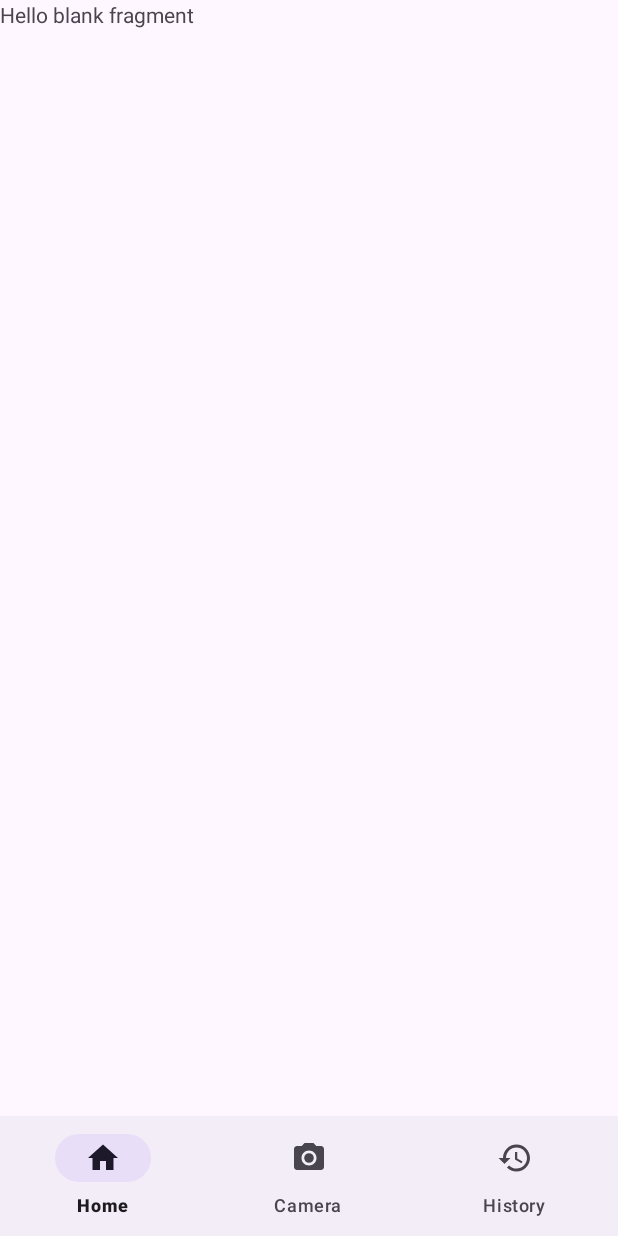
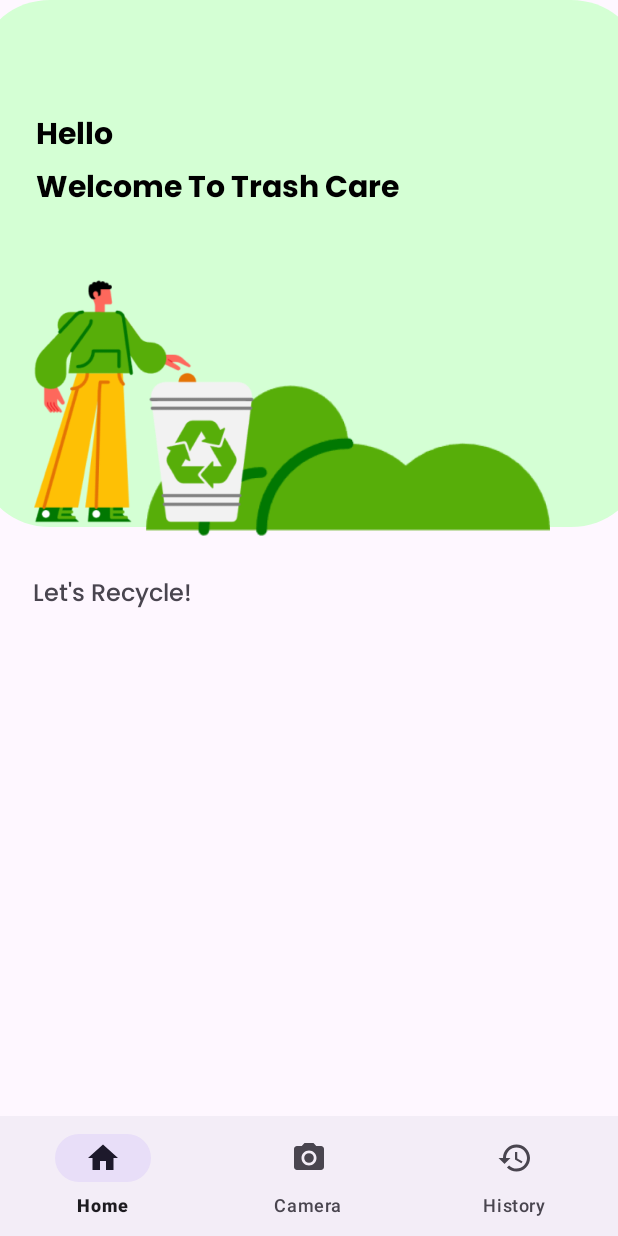
Before and after one commit to krisnasirait/TrashCare-User, an Android app: the HomeFragment screen opened directly, with no data from a screen before it, on a phone screen of 412 x 824 dp. Run offline under Robolectric (Android 15) with nearby library versions, the phone set to English and light mode, and no system bars; our stand-ins replace navigation-ui.

Commit message:
create ui on home fragment

```diff
--- a/app/src/main/java/com/trashcare/user/MainActivity.kt
+++ b/app/src/main/java/com/trashcare/user/MainActivity.kt
@@ -24,9 +24,6 @@ class MainActivity : AppCompatActivity() {
 
         navView.setupWithNavController(navController)
 
-        onBackPressedDispatcher.addCallback(this) {
-            finishAffinity()
-        }
 
     }
 }
--- a/app/src/main/java/com/trashcare/user/ui/fragment/HomeFragment.kt
+++ b/app/src/main/java/com/trashcare/user/ui/fragment/HomeFragment.kt
@@ -5,9 +5,11 @@ import androidx.fragment.app.Fragment
 import android.view.LayoutInflater
 import android.view.View
 import android.view.ViewGroup
+import androidx.activity.addCallback
 import com.trashcare.user.R
 
 
+@Suppress("DEPRECATION")
 class HomeFragment : Fragment() {
 
     override fun onCreateView(
@@ -16,5 +18,6 @@ class HomeFragment : Fragment() {
     ): View? {
         // Inflate the layout for this fragment
         return inflater.inflate(R.layout.fragment_home, container, false)
+
     }
 }
--- a/app/src/main/res/layout/fragment_camera.xml
+++ b/app/src/main/res/layout/fragment_camera.xml
@@ -9,6 +9,6 @@
     <TextView
         android:layout_width="match_parent"
         android:layout_height="match_parent"
-        android:text="@string/hello_blank_fragment" />
+        android:text="Fragment Camera" />
 
 </FrameLayout>
--- a/app/src/main/res/layout/fragment_home.xml
+++ b/app/src/main/res/layout/fragment_home.xml
@@ -1,14 +1,64 @@
 <?xml version="1.0" encoding="utf-8"?>
-<FrameLayout xmlns:android="http://schemas.android.com/apk/res/android"
+<androidx.constraintlayout.widget.ConstraintLayout xmlns:android="http://schemas.android.com/apk/res/android"
     xmlns:tools="http://schemas.android.com/tools"
     android:layout_width="match_parent"
     android:layout_height="match_parent"
+    xmlns:app="http://schemas.android.com/apk/res-auto"
     tools:context=".ui.fragment.HomeFragment">
 
-    <!-- TODO: Update blank fragment layout -->
+    <View
+        android:id="@+id/rectangle_3"
+        android:layout_width="435dp"
+        android:layout_height="351dp"
+        android:layout_alignParentStart="true"
+        android:layout_alignParentTop="true"
+        android:background="@drawable/rectangle"
+        app:layout_constraintEnd_toEndOf="parent"
+        app:layout_constraintStart_toStartOf="parent"
+        app:layout_constraintTop_toTopOf="parent" />
+
     <TextView
-        android:layout_width="match_parent"
-        android:layout_height="match_parent"
-        android:text="@string/hello_blank_fragment" />
+        android:id="@+id/textView2"
+        android:layout_width="wrap_content"
+        android:layout_height="wrap_content"
+        android:layout_marginStart="24dp"
+        android:layout_marginTop="73dp"
+        android:fontFamily="@font/poppins_bold"
+        android:text="@string/hello"
+        android:textColor="@color/black"
+        android:textSize="20sp"
+        app:layout_constraintStart_toStartOf="parent"
+        app:layout_constraintTop_toTopOf="parent" />
 
-</FrameLayout>
+    <TextView
+        android:id="@+id/textView3"
+        android:layout_width="wrap_content"
+        android:layout_height="wrap_content"
+        android:fontFamily="@font/poppins_bold"
+        android:text="@string/welcome_to_trash_care"
+        android:textColor="@color/black"
+        android:textSize="20sp"
+        app:layout_constraintStart_toStartOf="@+id/textView2"
+        app:layout_constraintTop_toBottomOf="@+id/textView2" />
+
+
+    <ImageView
+        android:id="@+id/imageView2"
+        android:layout_width="345dp"
+        android:layout_height="220dp"
+        android:layout_marginStart="22dp"
+        android:layout_marginTop="19dp"
+        android:src="@drawable/home_img"
+        app:layout_constraintStart_toStartOf="parent"
+        app:layout_constraintTop_toBottomOf="@+id/textView3" />
+
+    <TextView
+        android:layout_width="wrap_content"
+        android:layout_height="wrap_content"
+        android:fontFamily="@font/poppins_medium"
+        android:layout_marginStart="22dp"
+        android:text="@string/let_s_recycle"
+        android:textSize="16sp"
+        app:layout_constraintStart_toStartOf="parent"
+        app:layout_constraintTop_toBottomOf="@+id/imageView2" />
+</androidx.constraintlayout.widget.ConstraintLayout>
--- a/app/src/main/res/values/strings.xml
+++ b/app/src/main/res/values/strings.xml
@@ -23,4 +23,7 @@
     <string name="title_home">Home</string>
     <string name="title_dashboard">Dashboard</string>
     <string name="title_notifications">Notifications</string>
+    <string name="hello">Hello</string>
+    <string name="welcome_to_trash_care">Welcome To Trash Care</string>
+    <string name="let_s_recycle">Let\'s Recycle!</string>
 </resources>
```
Also changed, not shown: app/src/main/res/drawable/home_img.png (added).
